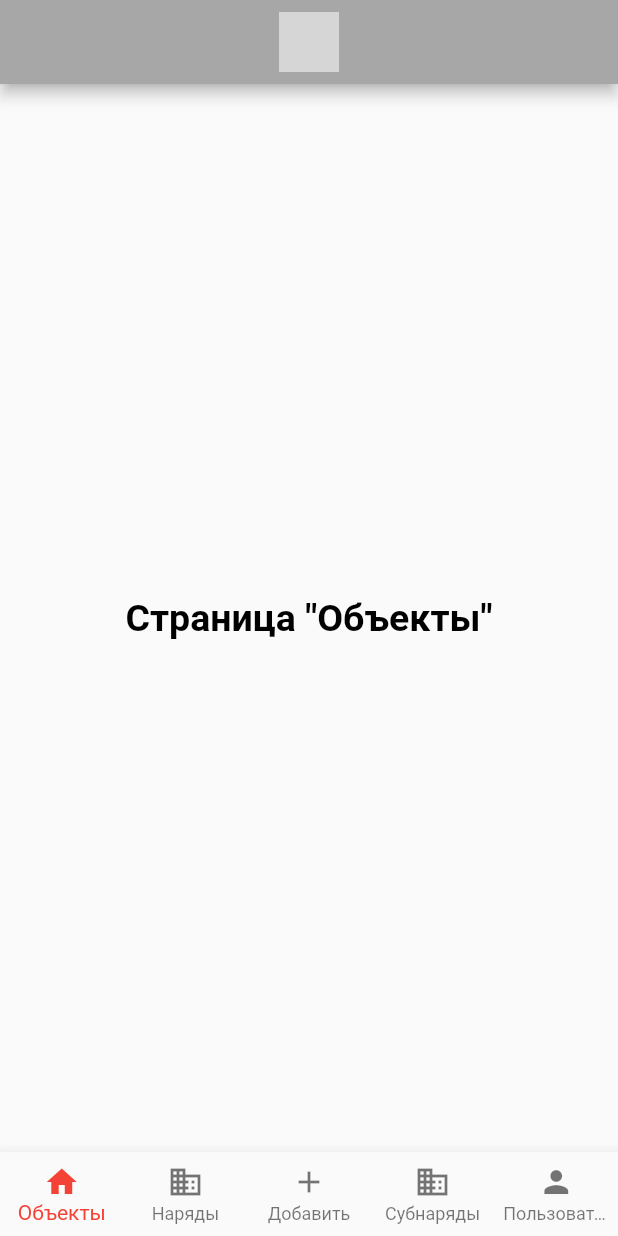
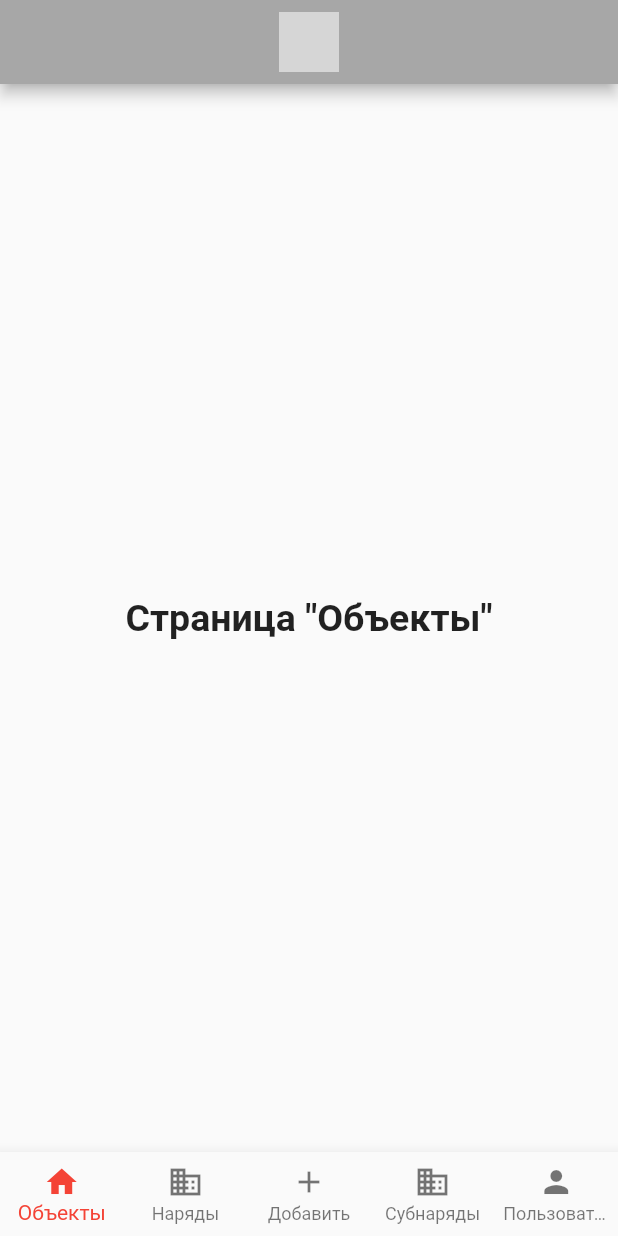
Before and after one commit to andreyreynov/Studying-Flutter, a Flutter app: the screen it shows after launch, on a phone screen of 412 x 824 dp. Run offline on Flutter 3.47's test engine with Material 2 defaults, Android fonts, the phone set to English and light mode, and no system bars; grey boxes are pictures that could not be loaded.

Commit message:
Удалены ненужные строки
Удалены строки, которые ни на что не влияют.

```diff
--- a/lib/main.dart
+++ b/lib/main.dart
@@ -7,7 +7,7 @@ class MyApp extends StatelessWidget {
 
   @override
   Widget build(BuildContext context) {
-    return const MaterialApp(color: Colors.red, home: NavigationBar());
+    return const MaterialApp(home: NavigationBar());
   }
 }
 
@@ -21,7 +21,7 @@ class NavigationBar extends StatefulWidget {
 class _NavigationBarState extends State<NavigationBar> {
   int _selectedIndex = 0;
   static const TextStyle optionStyle =
-      TextStyle(fontSize: 25, fontWeight: FontWeight.bold, color: Colors.black);
+      TextStyle(fontSize: 25, fontWeight: FontWeight.bold);
   static const List<Widget> _widgetOptions = <Widget>[
     Text(
       'Страница "Объекты"',
```
